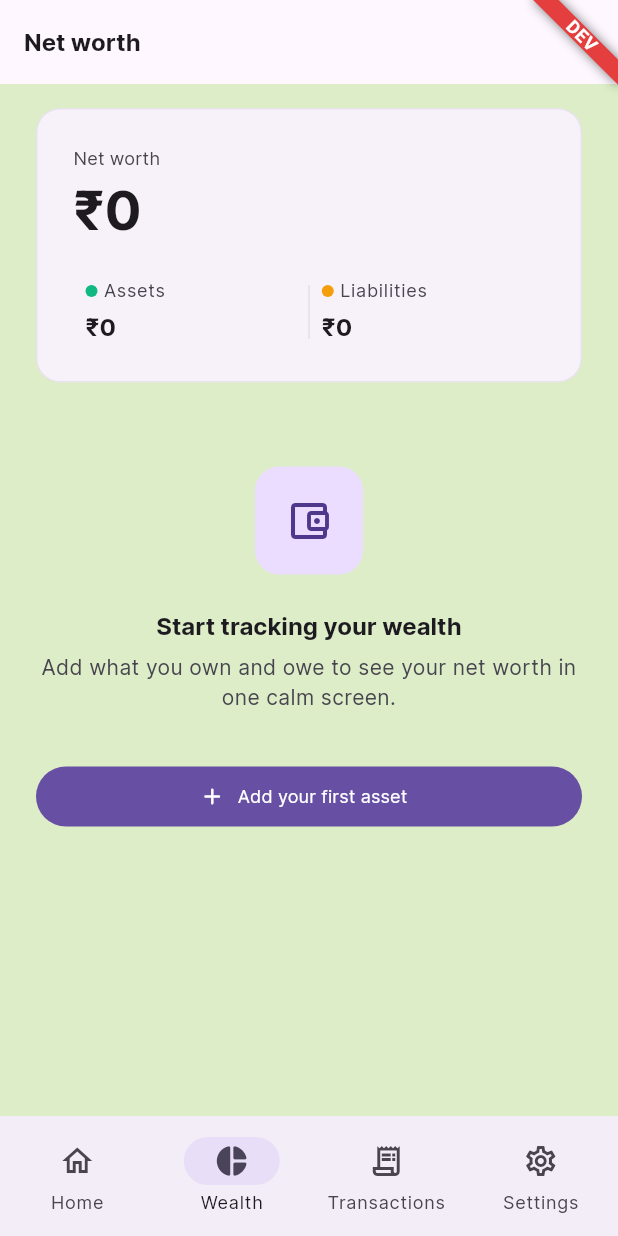
After one commit to UTTAM-VAGHASIA/cashense, a Flutter app: the NetWorthScreen screen opened by its route, on a phone screen of 412 x 824 dp. The commit adds this screen. Run offline on Flutter 3.47's test engine with Material 3 defaults, Android fonts, the phone set to English and light mode, and no system bars; our stand-ins replace cloud_firestore, connectivity_plus, device_preview, dio, firebase_auth, firebase_core and 6 more; missing offline and left inert: google_sign_in_dartio, haptic_feedback; accounts and stored records are empty.

Commit message:
Phase A: net-worth empty-state + nav   shell; register GeneralBindings in commonMain

```diff
--- /dev/null
+++ b/cashense/lib/common/widgets/app_shell.dart
@@ -0,0 +1,76 @@
+import 'package:flutter/material.dart';
+import 'package:go_router/go_router.dart';
+
+/// Phase A navigation shell: a persistent bottom nav across the four primary
+/// surfaces — Home · Wealth · Transactions · Settings (PROJECT.md §7).
+///
+/// Wraps a [StatefulNavigationShell] so each tab keeps its own navigation
+/// stack and state via an [IndexedStack]. Net Worth is the hero surface
+/// inside the Wealth tab.
+class AppShell extends StatelessWidget {
+  const AppShell({super.key, required this.navigationShell});
+
+  final StatefulNavigationShell navigationShell;
+
+  static const List<_NavDestination> _destinations = [
+    _NavDestination(
+      icon: Icons.home_outlined,
+      selectedIcon: Icons.home_rounded,
+      label: 'Home',
+    ),
+    _NavDestination(
+      icon: Icons.pie_chart_outline_rounded,
+      selectedIcon: Icons.pie_chart_rounded,
+      label: 'Wealth',
+    ),
+    _NavDestination(
+      icon: Icons.receipt_long_outlined,
+      selectedIcon: Icons.receipt_long_rounded,
+      label: 'Transactions',
+    ),
+    _NavDestination(
+      icon: Icons.settings_outlined,
+      selectedIcon: Icons.settings_rounded,
+      label: 'Settings',
+    ),
+  ];
+
+  @override
+  Widget build(BuildContext context) {
+    return Scaffold(
+      body: navigationShell,
+      bottomNavigationBar: NavigationBar(
+        selectedIndex: navigationShell.currentIndex,
+        onDestinationSelected: _onDestinationSelected,
+        destinations: [
+          for (final d in _destinations)
+            NavigationDestination(
+              icon: Icon(d.icon),
+              selectedIcon: Icon(d.selectedIcon),
+              label: d.label,
+            ),
+        ],
+      ),
+    );
+  }
+
+  void _onDestinationSelected(int index) {
+    // `initialLocation: true` re-taps pop the branch back to its root.
+    navigationShell.goBranch(
+      index,
+      initialLocation: index == navigationShell.currentIndex,
+    );
+  }
+}
+
+class _NavDestination {
+  const _NavDestination({
+    required this.icon,
+    required this.selectedIcon,
+    required this.label,
+  });
+
+  final IconData icon;
+  final IconData selectedIcon;
+  final String label;
+}
--- /dev/null
+++ b/cashense/lib/features/net_worth/bindings/net_worth_binding.dart
@@ -0,0 +1,9 @@
+import 'package:get/get.dart';
+import 'package:cashense/features/net_worth/controllers/net_worth_controller.dart';
+
+class NetWorthBinding extends Bindings {
+  @override
+  void dependencies() {
+    Get.lazyPut<NetWorthController>(() => NetWorthController(), fenix: true);
+  }
+}
--- /dev/null
+++ b/cashense/lib/features/net_worth/controllers/net_worth_controller.dart
@@ -0,0 +1,50 @@
+import 'package:get/get.dart';
+
+/// State powering the Net Worth dashboard — the app's marketing wedge and
+/// hero surface (see PROJECT.md §2, D2/D3).
+///
+/// Phase A ships the empty-state scaffold: the asset and liability
+/// repositories don't exist yet (Phase B / Phase C). Every figure is `0`
+/// until those land, at which point [_load] recomputes from repository
+/// streams and `netWorth` becomes Σ asset current values − Σ liability
+/// balances.
+class NetWorthController extends GetxController {
+  final RxBool _isLoading = false.obs;
+  final RxDouble _totalAssets = 0.0.obs;
+  final RxDouble _totalLiabilities = 0.0.obs;
+
+  bool get isLoading => _isLoading.value;
+  double get totalAssets => _totalAssets.value;
+  double get totalLiabilities => _totalLiabilities.value;
+
+  /// Σ asset current values − Σ liability balances. The hero number.
+  double get netWorth => _totalAssets.value - _totalLiabilities.value;
+
+  /// No assets and no liabilities recorded yet — drives the empty state.
+  bool get isEmpty => _totalAssets.value == 0 && _totalLiabilities.value == 0;
+
+  RxBool get isLoadingObs => _isLoading;
+  RxDouble get totalAssetsObs => _totalAssets;
+  RxDouble get totalLiabilitiesObs => _totalLiabilities;
+
+  @override
+  void onInit() {
+    super.onInit();
+    _load();
+  }
+
+  Future<void> refreshNetWorth() => _load();
+
+  Future<void> _load() async {
+    _isLoading.value = true;
+    try {
+      // Phase A empty state — asset/liability repositories arrive in
+      // Phase B / Phase C. Replace these stubs with real reads then and
+      // recompute on their streams.
+      _totalAssets.value = 0;
+      _totalLiabilities.value = 0;
+    } finally {
+      _isLoading.value = false;
+    }
+  }
+}
--- /dev/null
+++ b/cashense/lib/features/net_worth/views/net_worth_screen.dart
@@ -0,0 +1,80 @@
+import 'package:flutter/material.dart';
+import 'package:get/get.dart';
+import 'package:go_router/go_router.dart';
+
+import 'package:cashense/features/net_worth/controllers/net_worth_controller.dart';
+import 'package:cashense/features/net_worth/widgets/net_worth_empty_state.dart';
+import 'package:cashense/features/net_worth/widgets/net_worth_hero_header.dart';
+import 'package:cashense/routes/routes.dart';
+import 'package:cashense/utils/constants/sizes.dart';
+import 'package:cashense/utils/device/device_utility.dart';
+
+/// The Net Worth dashboard — hero surface of the Wealth tab.
+///
+/// Phase A renders the ₹0 hero header plus the "Add your first asset" empty
+/// state. Phase B/C fill in the asset pie and monthly trend below the header.
+class NetWorthScreen extends StatelessWidget {
+  const NetWorthScreen({super.key});
+
+  @override
+  Widget build(BuildContext context) {
+    final controller = Get.find<NetWorthController>();
+    final isDesktop = AppDeviceUtils.isDesktopScreen(context);
+    final isTablet = AppDeviceUtils.isTabletScreen(context);
+    final maxWidth = isDesktop ? 720.0 : (isTablet ? 600.0 : double.infinity);
+
+    return Scaffold(
+      appBar: AppBar(title: const Text('Net worth')),
+      body: SafeArea(
+        child: Center(
+          child: ConstrainedBox(
+            constraints: BoxConstraints(maxWidth: maxWidth),
+            child: RefreshIndicator(
+              onRefresh: controller.refreshNetWorth,
+              child: CustomScrollView(
+                slivers: [
+                  SliverToBoxAdapter(
+                    child: Padding(
+                      padding: const EdgeInsets.fromLTRB(
+                        AppSizes.lg,
+                        AppSizes.md,
+                        AppSizes.lg,
+                        AppSizes.lg,
+                      ),
+                      child: Obx(
+                        () => NetWorthHeroHeader(
+                          netWorth: controller.netWorth,
+                          totalAssets: controller.totalAssets,
+                          totalLiabilities: controller.totalLiabilities,
+                        ),
+                      ),
+                    ),
+                  ),
+                  SliverToBoxAdapter(
+                    child: Padding(
+                      padding: const EdgeInsets.fromLTRB(
+                        AppSizes.lg,
+                        AppSizes.xl,
+                        AppSizes.lg,
+                        AppSizes.lg,
+                      ),
+                      // When assets/liabilities land (Phase B/C) this branch
+                      // renders the pie + breakdown instead of the CTA.
+                      child: Obx(
+                        () => controller.isEmpty
+                            ? NetWorthEmptyState(
+                                onAddAsset: () => context.push(AppRoutes.assets),
+                              )
+                            : const SizedBox.shrink(),
+                      ),
+                    ),
+                  ),
+                ],
+              ),
+            ),
+          ),
+        ),
+      ),
+    );
+  }
+}
--- /dev/null
+++ b/cashense/lib/features/net_worth/widgets/net_worth_empty_state.dart
@@ -0,0 +1,65 @@
+import 'package:flutter/material.dart';
+
+import 'package:cashense/utils/constants/sizes.dart';
+
+/// Empty state for the Net Worth dashboard.
+///
+/// Empty states are real screens with the next-action CTA (PROJECT.md §8):
+/// net worth is ₹0, so the single primary action is adding the first asset.
+class NetWorthEmptyState extends StatelessWidget {
+  const NetWorthEmptyState({super.key, required this.onAddAsset});
+
+  /// Invoked when the user taps the primary "Add your first asset" CTA.
+  final VoidCallback onAddAsset;
+
+  @override
+  Widget build(BuildContext context) {
+    final theme = Theme.of(context);
+    final scheme = theme.colorScheme;
+    final textTheme = theme.textTheme;
+
+    return Column(
+      children: [
+        Container(
+          width: 72,
+          height: 72,
+          decoration: BoxDecoration(
+            color: scheme.primaryContainer,
+            borderRadius: BorderRadius.circular(AppSizes.cardRadiusLg),
+          ),
+          child: Icon(
+            Icons.account_balance_wallet_outlined,
+            size: AppSizes.iconLg,
+            color: scheme.onPrimaryContainer,
+          ),
+        ),
+        const SizedBox(height: AppSizes.lg),
+        Text(
+          'Start tracking your wealth',
+          textAlign: TextAlign.center,
+          style: textTheme.titleLarge?.copyWith(
+            fontWeight: FontWeight.w700,
+            color: scheme.onSurface,
+          ),
+        ),
+        const SizedBox(height: AppSizes.sm),
+        Text(
+          'Add what you own and owe to see your net worth in one calm screen.',
+          textAlign: TextAlign.center,
+          style: textTheme.bodyMedium?.copyWith(
+            color: scheme.onSurfaceVariant,
+          ),
+        ),
+        const SizedBox(height: AppSizes.xl),
+        SizedBox(
+          width: double.infinity,
+          child: FilledButton.icon(
+            onPressed: onAddAsset,
+            icon: const Icon(Icons.add_rounded),
+            label: const Text('Add your first asset'),
+          ),
+        ),
+      ],
+    );
+  }
+}
--- /dev/null
+++ b/cashense/lib/features/net_worth/widgets/net_worth_hero_header.dart
@@ -0,0 +1,143 @@
+import 'package:flutter/material.dart';
+
+import 'package:cashense/utils/constants/colors.dart';
+import 'package:cashense/utils/constants/sizes.dart';
+import 'package:cashense/utils/formatters/currency_formatter.dart';
+
+/// The hero header for the Net Worth dashboard — the amount is the hero
+/// (PROJECT.md §8). Renders `netWorth` large, with the assets/liabilities
+/// breakdown beneath. Colour follows the money rule: positive green,
+/// negative red, zero neutral.
+class NetWorthHeroHeader extends StatelessWidget {
+  const NetWorthHeroHeader({
+    super.key,
+    required this.netWorth,
+    required this.totalAssets,
+    required this.totalLiabilities,
+  });
+
+  final double netWorth;
+  final double totalAssets;
+  final double totalLiabilities;
+
+  @override
+  Widget build(BuildContext context) {
+    final theme = Theme.of(context);
+    final scheme = theme.colorScheme;
+    final textTheme = theme.textTheme;
+
+    final amountColor = netWorth > 0
+        ? AppColors.income
+        : netWorth < 0
+            ? AppColors.expense
+            : scheme.onSurface;
+
+    return Container(
+      width: double.infinity,
+      padding: const EdgeInsets.all(AppSizes.lg),
+      decoration: BoxDecoration(
+        color: scheme.surfaceContainerLow,
+        borderRadius: BorderRadius.circular(AppSizes.cardRadiusLg),
+        border: Border.all(color: scheme.outline.withValues(alpha: 0.12)),
+      ),
+      child: Column(
+        crossAxisAlignment: CrossAxisAlignment.start,
+        children: [
+          Text(
+            'Net worth',
+            style: textTheme.labelLarge?.copyWith(
+              color: scheme.onSurfaceVariant,
+            ),
+          ),
+          const SizedBox(height: AppSizes.xs),
+          Text(
+            CurrencyFormatter.format(netWorth),
+            style: textTheme.displaySmall?.copyWith(
+              color: amountColor,
+              fontWeight: FontWeight.w800,
+            ),
+          ),
+          const SizedBox(height: AppSizes.lg),
+          Row(
+            children: [
+              Expanded(
+                child: _BreakdownTile(
+                  label: 'Assets',
+                  amount: totalAssets,
+                  color: AppColors.income,
+                ),
+              ),
+              Container(
+                width: 1,
+                height: 36,
+                color: scheme.outline.withValues(alpha: 0.15),
+              ),
+              Expanded(
+                child: _BreakdownTile(
+                  label: 'Liabilities',
+                  amount: totalLiabilities,
+                  color: AppColors.debt,
+                ),
+              ),
+            ],
+          ),
+        ],
+      ),
+    );
+  }
+}
+
+class _BreakdownTile extends StatelessWidget {
+  const _BreakdownTile({
+    required this.label,
+    required this.amount,
+    required this.color,
+  });
+
+  final String label;
+  final double amount;
+  final Color color;
+
+  @override
+  Widget build(BuildContext context) {
+    final theme = Theme.of(context);
+    final scheme = theme.colorScheme;
+    final textTheme = theme.textTheme;
+
+    return Padding(
+      padding: const EdgeInsets.symmetric(horizontal: AppSizes.sm),
+      child: Column(
+        crossAxisAlignment: CrossAxisAlignment.start,
+        children: [
+          Row(
+            children: [
+              Container(
+                width: 8,
+                height: 8,
+                decoration: BoxDecoration(
+                  color: color,
+                  shape: BoxShape.circle,
+                ),
+              ),
+              const SizedBox(width: AppSizes.xs),
+              Text(
+                label,
+                style: textTheme.labelMedium?.copyWith(
+                  color: scheme.onSurfaceVariant,
+                ),
+              ),
+            ],
+          ),
+          const SizedBox(height: AppSizes.xs),
+          Text(
+            CurrencyFormatter.format(amount),
+            style: textTheme.titleMedium?.copyWith(
+              color: scheme.onSurface,
+              fontWeight: FontWeight.w700,
+            ),
+          ),
+        ],
+      ),
+    );
+  }
+}
--- a/cashense/lib/main.dart
+++ b/cashense/lib/main.dart
@@ -1,3 +1,4 @@
+import 'package:cashense/bindings/general_bindings.dart';
 import 'package:cashense/data/services/firebase_service.dart';
 import 'package:cashense/flavors/flavor_config.dart';
 import 'package:cashense/utils/constants/enums.dart';
@@ -13,6 +14,12 @@ Future<void> commonMain({required Flavor flavor}) async {
 
   // Initialize Firebase
   await FirebaseService.initializeFirebase();
+
+  // Register app-wide dependencies before the widget tree builds. The router
+  // is constructed eagerly inside App.build() and resolves controllers such as
+  // AuthenticationController via Get.find, so those bindings must exist before
+  // runApp — GetMaterialApp's initialBinding runs too late for that lookup.
+  GeneralBindings().dependencies();
 }
 
 Future<void> main() async {
--- a/cashense/lib/routes/app_route_pages.dart
+++ b/cashense/lib/routes/app_route_pages.dart
@@ -2,12 +2,15 @@ import 'package:flutter/material.dart';
 import 'package:get/get.dart';
 import 'package:go_router/go_router.dart';
 
+import 'package:cashense/common/widgets/app_shell.dart';
 import 'package:cashense/features/authentication/controllers/authentication_controller.dart';
 import 'package:cashense/features/authentication/views/biometrics_page.dart';
 import 'package:cashense/features/authentication/views/login_screen.dart';
 import 'package:cashense/features/authentication/views/welcome_screen.dart';
 import 'package:cashense/features/home/bindings/home_binding.dart';
 import 'package:cashense/features/home/views/home_screen.dart';
+import 'package:cashense/features/net_worth/bindings/net_worth_binding.dart';
+import 'package:cashense/features/net_worth/views/net_worth_screen.dart';
 import 'package:cashense/routes/routes.dart';
 import 'package:cashense/routes/routes_middleware.dart';
 import 'package:cashense/routes/routes_observer.dart';
@@ -55,7 +58,14 @@ class AppRoutePages {
           builder: (_, _) => const BiometricsPage(),
         ),
 
-        // Stubbed routes — wire to real screens as features ship.
+        // Phase A navigation shell: bottom nav across the four primary
+        // surfaces. Net Worth is the hero surface inside the Wealth tab.
+        StatefulShellRoute.indexedStack(
+          builder: (_, _, navigationShell) =>
+              AppShell(navigationShell: navigationShell),
+          branches: [
+            StatefulShellBranch(
+              routes: [
                 GoRoute(
                   path: AppRoutes.home,
                   name: 'home',
@@ -64,20 +74,48 @@ class AppRoutePages {
                     return const HomeScreen();
                   },
                 ),
+              ],
+            ),
+            StatefulShellBranch(
+              routes: [
                 GoRoute(
-          path: AppRoutes.profile,
-          name: 'profile',
-          builder: (_, _) => const _ComingSoonScreen(title: 'Profile'),
+                  path: AppRoutes.netWorth,
+                  name: 'net_worth',
+                  builder: (_, _) {
+                    NetWorthBinding().dependencies();
+                    return const NetWorthScreen();
+                  },
                 ),
+              ],
+            ),
+            StatefulShellBranch(
+              routes: [
+                GoRoute(
+                  path: AppRoutes.transactions,
+                  name: 'transactions',
+                  builder: (_, _) =>
+                      const _ComingSoonScreen(title: 'Transactions'),
+                ),
+              ],
+            ),
+            StatefulShellBranch(
+              routes: [
                 GoRoute(
                   path: AppRoutes.settings,
                   name: 'settings',
                   builder: (_, _) => const _ComingSoonScreen(title: 'Settings'),
                 ),
+              ],
+            ),
+          ],
+        ),
+
+        // Stubbed routes pushed over the shell — wire to real screens as
+        // features ship.
         GoRoute(
-          path: AppRoutes.transactions,
-          name: 'transactions',
-          builder: (_, _) => const _ComingSoonScreen(title: 'Transactions'),
+          path: AppRoutes.profile,
+          name: 'profile',
+          builder: (_, _) => const _ComingSoonScreen(title: 'Profile'),
         ),
         GoRoute(
           path: AppRoutes.accounts,
@@ -115,11 +153,6 @@ class AppRoutePages {
           path: AppRoutes.liabilities,
           name: 'liabilities',
           builder: (_, _) => const _ComingSoonScreen(title: 'Liabilities'),
-        ),
-        GoRoute(
-          path: AppRoutes.netWorth,
-          name: 'net_worth',
-          builder: (_, _) => const _ComingSoonScreen(title: 'Net Worth'),
         ),
         GoRoute(
           path: AppRoutes.goals,
```
Lines whose indentation alone changed are shown as unchanged.
